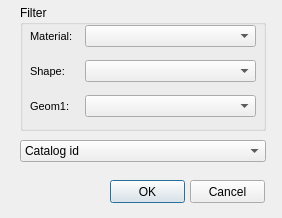
Qt form ui/ud_catalog.ui (Giswater/giswater_qgis_plugin) before a commit.
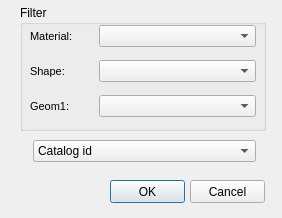
The same form after that commit.

Commit message: Enhance catalog forms

```diff
--- a/ui/ud_catalog.ui
+++ b/ui/ud_catalog.ui
@@ -42,9 +42,9 @@
   <widget class="QComboBox" name="id">
    <property name="geometry">
     <rect>
-     <x>20</x>
+     <x>33</x>
      <y>140</y>
-     <width>246</width>
+     <width>223</width>
      <height>22</height>
     </rect>
    </property>
@@ -69,9 +69,9 @@
    <widget class="QComboBox" name="filter3">
     <property name="geometry">
      <rect>
-      <x>65</x>
+      <x>79</x>
       <y>90</y>
-      <width>171</width>
+      <width>157</width>
       <height>22</height>
      </rect>
     </property>
@@ -79,9 +79,9 @@
    <widget class="QComboBox" name="matcat_id">
     <property name="geometry">
      <rect>
-      <x>65</x>
+      <x>79</x>
       <y>20</y>
-      <width>171</width>
+      <width>157</width>
       <height>22</height>
      </rect>
     </property>
@@ -89,9 +89,9 @@
    <widget class="QComboBox" name="filter2">
     <property name="geometry">
      <rect>
-      <x>65</x>
+      <x>79</x>
       <y>55</y>
-      <width>171</width>
+      <width>157</width>
       <height>22</height>
      </rect>
     </property>
@@ -101,7 +101,7 @@
      <rect>
       <x>10</x>
       <y>20</y>
-      <width>46</width>
+      <width>67</width>
       <height>22</height>
      </rect>
     </property>
@@ -128,7 +128,7 @@
      <rect>
       <x>10</x>
       <y>55</y>
-      <width>46</width>
+      <width>67</width>
       <height>22</height>
      </rect>
     </property>
@@ -155,7 +155,7 @@
      <rect>
       <x>10</x>
       <y>90</y>
-      <width>46</width>
+      <width>64</width>
       <height>22</height>
      </rect>
     </property>
```
The commit also changes 1 other file.
